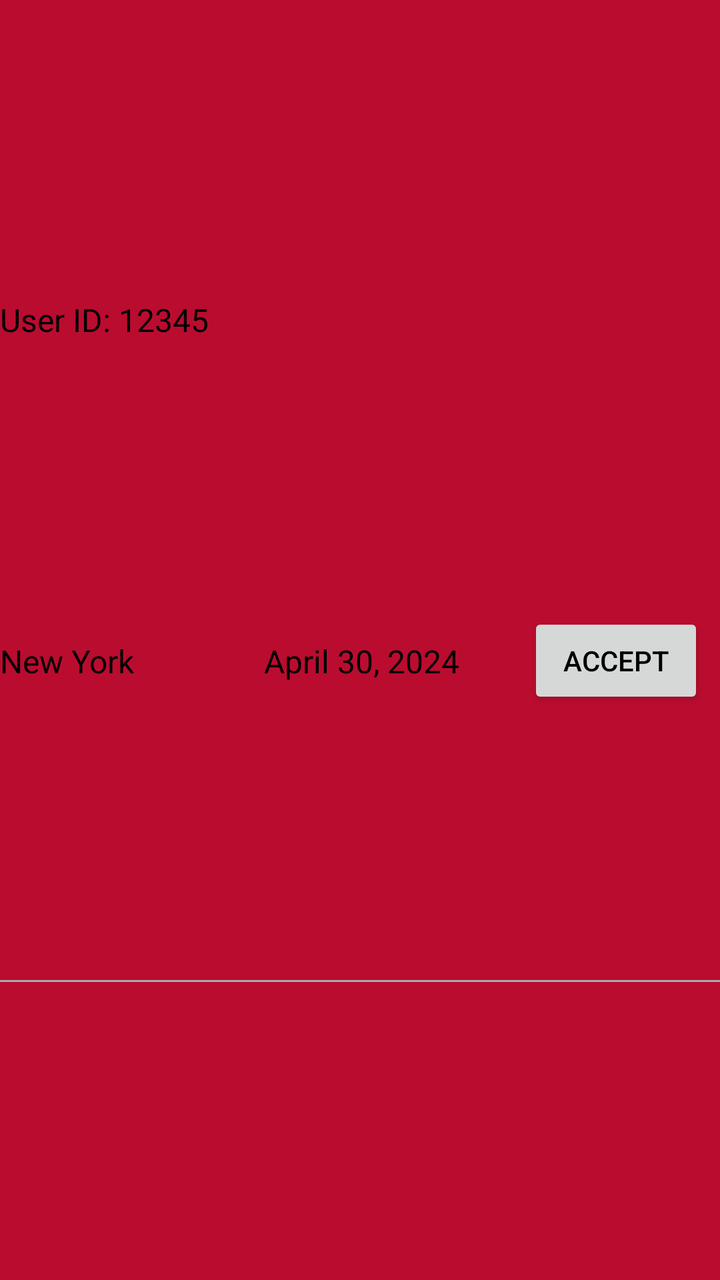
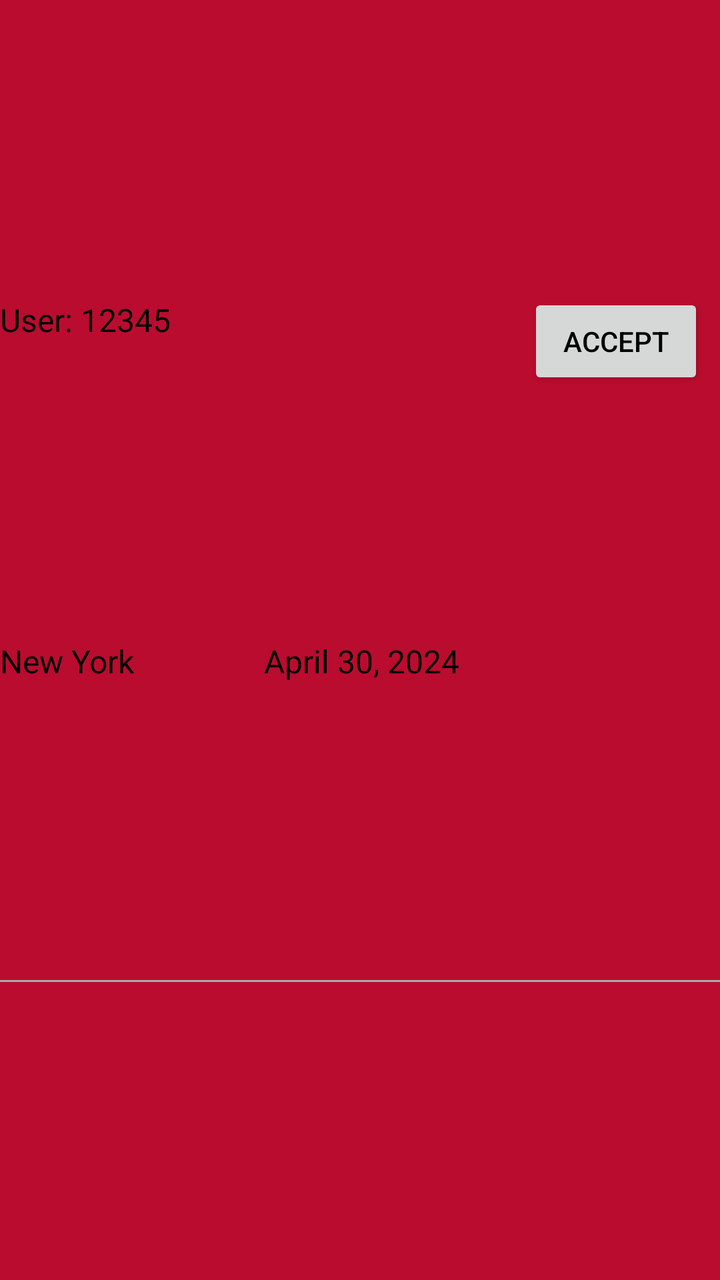

The first picture is an Android layout as it rendered before a commit; the second is the same layout after the commit. The layout source and the unified diff follow.
<!-- AndroidManifest.xml: application theme AppTheme -->
<!-- res/layout/accept_layout.xml -->
<?xml version="1.0" encoding="utf-8"?>
<androidx.constraintlayout.widget.ConstraintLayout xmlns:android="http://schemas.android.com/apk/res/android"
    android:layout_width="match_parent"
    android:layout_height="wrap_content"
    xmlns:app="http://schemas.android.com/apk/res-auto">

    
    <TextView
        android:id="@+id/textViewUserIdLabel"
        android:layout_width="wrap_content"
        android:layout_height="wrap_content"
        android:text="User ID: "
        android:textSize="16sp"
        android:textColor="@android:color/black"
        app:layout_constraintStart_toStartOf="parent"
        app:layout_constraintTop_toTopOf="parent"
        app:layout_constraintBottom_toTopOf="@id/textViewDestination"
        android:layout_marginEnd="8dp"/>

    
    <TextView
        android:id="@+id/textViewUserId"
        android:layout_width="0dp"
        android:layout_height="wrap_content"
        android:text="12345"
    android:textSize="16sp"
    android:textColor="@android:color/black"
    app:layout_constraintStart_toEndOf="@id/textViewUserIdLabel"
    app:layout_constraintEnd_toEndOf="parent"
    app:layout_constraintTop_toTopOf="@id/textViewUserIdLabel"
    app:layout_constraintBottom_toBottomOf="@id/textViewUserIdLabel"
    android:layout_marginEnd="8dp"/>

    
    <TextView
        android:id="@+id/textViewDestination"
        android:layout_width="0dp"
        android:layout_height="wrap_content"
        android:text="New York"
        android:textSize="16sp"
        android:textColor="@android:color/black"
        app:layout_constraintStart_toStartOf="parent"
        app:layout_constraintEnd_toStartOf="@id/textViewDate"
        app:layout_constraintTop_toBottomOf="@id/textViewUserIdLabel"
        app:layout_constraintBottom_toTopOf="@id/divider"
        android:layout_marginEnd="8dp"/>

    
    <TextView
        android:id="@+id/textViewDate"
        android:layout_width="0dp"
        android:layout_height="wrap_content"
        android:text="April 30, 2024"
        android:textSize="16sp"
        android:textColor="@android:color/black"
        app:layout_constraintStart_toEndOf="@id/textViewDestination"
        app:layout_constraintEnd_toStartOf="@id/buttonAccept"
        app:layout_constraintTop_toTopOf="@id/textViewDestination"
        app:layout_constraintBottom_toBottomOf="@id/textViewDestination"
        android:layout_marginEnd="8dp"/>

    
    <Button
        android:id="@+id/buttonAccept"
        android:layout_width="wrap_content"
        android:layout_height="wrap_content"
        android:text="Accept"
        app:layout_constraintStart_toEndOf="@id/textViewDate"
        app:layout_constraintEnd_toEndOf="parent"
        app:layout_constraintTop_toTopOf="@id/textViewDestination"
        app:layout_constraintBottom_toBottomOf="@id/textViewDestination"
        android:layout_marginEnd="8dp"/>

    
    <View
        android:id="@+id/divider"
        android:layout_width="match_parent"
        android:layout_height="1dp"
        android:background="@android:color/darker_gray"
        app:layout_constraintTop_toBottomOf="@id/textViewDestination"
        app:layout_constraintBottom_toBottomOf="parent"/>

</androidx.constraintlayout.widget.ConstraintLayout>
<!-- resources referenced by this layout -->
<resources>
  <style name="AppTheme" parent="Theme.AppCompat.Light.NoActionBar">
          
          <item name="android:windowBackground">#BA0C2F</item>
          <item name="android:textColorPrimary">@android:color/black</item> 
          
      </style>
</resources>

<!-- the commit's change to res/layout/accept_layout.xml (unified diff, before → after) -->
@@ -9,13 +9,12 @@
         android:id="@+id/textViewUserIdLabel"
         android:layout_width="wrap_content"
         android:layout_height="wrap_content"
-        android:text="User ID: "
+        android:text="User: "
+        android:textColor="@android:color/black"
         android:textSize="16sp"
-        android:textColor="@android:color/black"
+        app:layout_constraintBottom_toTopOf="@id/textViewDestination"
         app:layout_constraintStart_toStartOf="parent"
-        app:layout_constraintTop_toTopOf="parent"
-        app:layout_constraintBottom_toTopOf="@id/textViewDestination"
-        android:layout_marginEnd="8dp"/>
+        app:layout_constraintTop_toTopOf="parent" />
 
     
     <TextView
@@ -64,12 +63,12 @@
         android:id="@+id/buttonAccept"
         android:layout_width="wrap_content"
         android:layout_height="wrap_content"
+        android:layout_marginEnd="8dp"
         android:text="Accept"
+        app:layout_constraintBottom_toBottomOf="@id/textViewDestination"
+        app:layout_constraintEnd_toEndOf="parent"
         app:layout_constraintStart_toEndOf="@id/textViewDate"
-        app:layout_constraintEnd_toEndOf="parent"
-        app:layout_constraintTop_toTopOf="@id/textViewDestination"
-        app:layout_constraintBottom_toBottomOf="@id/textViewDestination"
-        android:layout_marginEnd="8dp"/>
+        app:layout_constraintTop_toTopOf="parent" />
 
     
     <View
